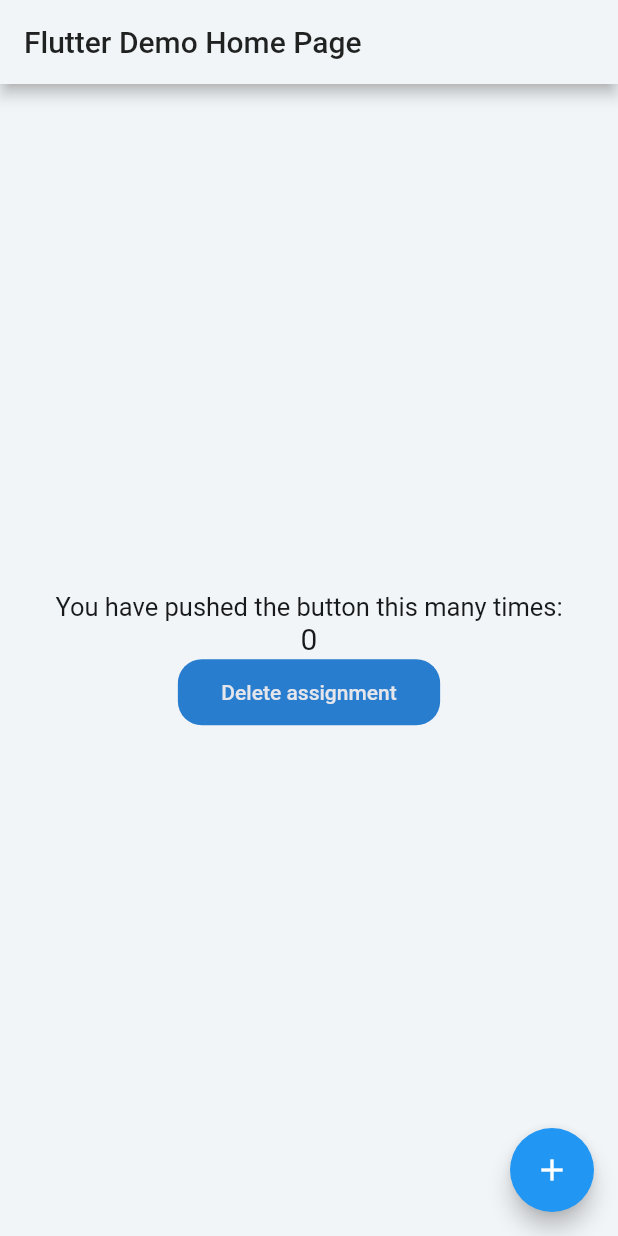
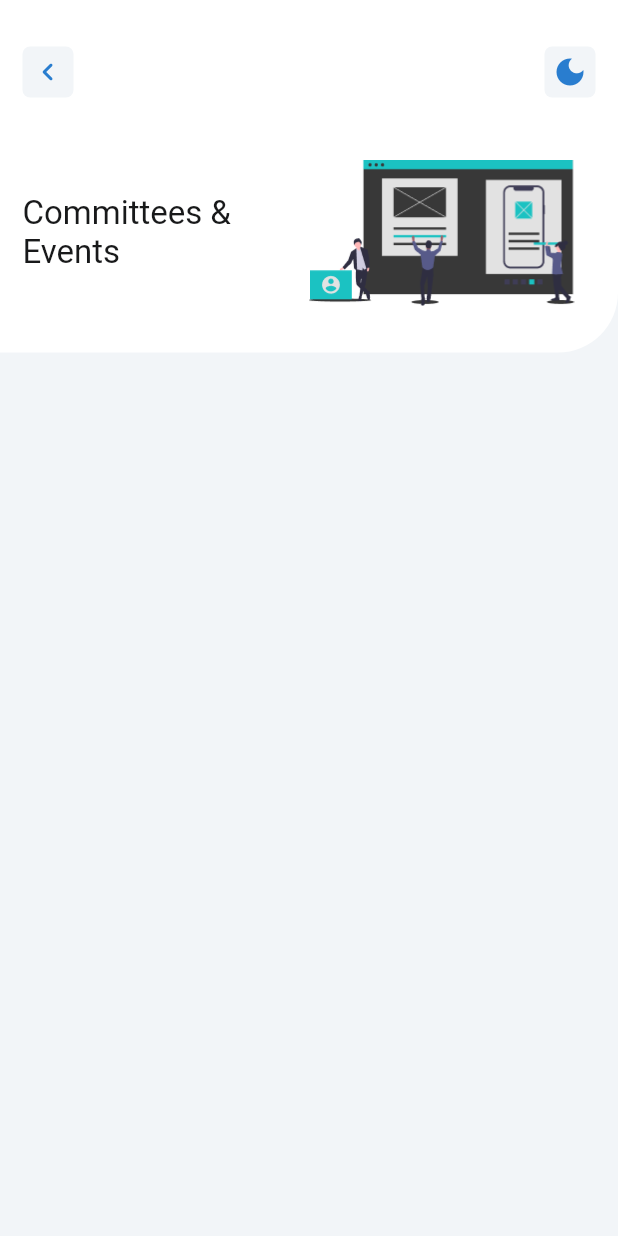
Before and after one commit to TSEC-MAD-Club/Mobile-App, a Flutter app: the screen it shows after launch, on a phone screen of 412 x 824 dp. Run offline on Flutter 3.47's test engine with Material 2 defaults, Android fonts, the phone set to English and light mode, and no system bars; Roboto replaces fonts that are missing (SF Pro Text).

Commit message:
feat: add app bar

```diff
--- a/lib/main.dart
+++ b/lib/main.dart
@@ -1,5 +1,6 @@
 import 'package:flutter/material.dart';
 
+import 'screens/committees_screen.dart';
 import 'utils/themes.dart';
 
 void main() {
@@ -16,58 +17,7 @@ class TSECApp extends StatelessWidget {
       themeMode: ThemeMode.light,
       theme: theme,
       darkTheme: darkTheme,
-      home: const MyHomePage(title: 'Flutter Demo Home Page'),
+      home: const CommittessScreen(),
     );
   }
 }
-
-class MyHomePage extends StatefulWidget {
-  const MyHomePage({Key? key, required this.title}) : super(key: key);
-
-  final String title;
-
-  @override
-  _MyHomePageState createState() => _MyHomePageState();
-}
-
-class _MyHomePageState extends State<MyHomePage> {
-  int _counter = 0;
-
-  void _incrementCounter() {
-    setState(() {
-      _counter++;
-    });
-  }
-
-  @override
-  Widget build(BuildContext context) {
-    return Scaffold(
-      appBar: AppBar(
-        title: Text(widget.title),
-      ),
-      body: Center(
-        child: Column(
-          mainAxisAlignment: MainAxisAlignment.center,
-          children: <Widget>[
-            const Text(
-              'You have pushed the button this many times:',
-            ),
-            Text(
-              '$_counter',
-              style: Theme.of(context).textTheme.headline4,
-            ),
-            TextButton(
-              onPressed: () {},
-              child: const Text("Delete assignment"),
-            ),
-          ],
-        ),
-      ),
-      floatingActionButton: FloatingActionButton(
-        onPressed: _incrementCounter,
-        tooltip: 'Increment',
-        child: const Icon(Icons.add),
-      ),
-    );
-  }
-}
--- /dev/null
+++ b/lib/screens/committees_screen.dart
@@ -0,0 +1,25 @@
+import 'package:flutter/material.dart';
+
+import '../widgets/custom_app_bar.dart';
+
+class CommittessScreen extends StatefulWidget {
+  const CommittessScreen({Key? key}) : super(key: key);
+
+  @override
+  _CommittessScreenState createState() => _CommittessScreenState();
+}
+
+class _CommittessScreenState extends State<CommittessScreen> {
+  @override
+  Widget build(BuildContext context) {
+    return Scaffold(
+      body: Column(
+        children: <Widget>[
+          const CustomAppBar(
+            title: "Committees & Events",
+          ),
+        ],
+      ),
+    );
+  }
+}
--- /dev/null
+++ b/lib/utils/image_assets.dart
@@ -0,0 +1,8 @@
+class ImageAssets {
+  ImageAssets._();
+
+  static const _root = "assets/images";
+
+  // Appbar images
+  static const committes = "$_root/app_bar/committes.png";
+}
--- /dev/null
+++ b/lib/widgets/custom_app_bar.dart
@@ -0,0 +1,89 @@
+import 'package:flutter/material.dart';
+
+import '../utils/image_assets.dart';
+import '../utils/themes.dart';
+
+class CustomAppBar extends StatelessWidget with PreferredSizeWidget {
+  const CustomAppBar({
+    Key? key,
+    required this.title,
+  }) : super(key: key);
+
+  final String title;
+
+  @override
+  Widget build(BuildContext context) {
+    return SafeArea(
+      child: Container(
+        height: 235,
+        decoration: const BoxDecoration(
+          color: Colors.white,
+          borderRadius: BorderRadius.only(bottomRight: Radius.circular(40)),
+        ),
+        child: Padding(
+          padding: const EdgeInsets.symmetric(horizontal: 15, vertical: 10),
+          child: Column(
+            mainAxisAlignment: MainAxisAlignment.spaceAround,
+            children: [
+              Row(
+                mainAxisAlignment: MainAxisAlignment.spaceBetween,
+                children: <Widget>[
+                  _buildNavigation(
+                    context,
+                    icon: const Icon(Icons.chevron_left_rounded),
+                    onPressed: () => Navigator.pop(context),
+                  ),
+                  _buildNavigation(
+                    context,
+                    icon: const Icon(Icons.dark_mode),
+                    onPressed: () {},
+                  ),
+                ],
+              ),
+              Row(
+                children: [
+                  Flexible(
+                    child: Text(
+                      title,
+                      style: Theme.of(context).textTheme.headline3,
+                    ),
+                  ),
+                  Flexible(
+                    child: Image.asset(
+                      ImageAssets.committes,
+                      width: 177,
+                    ),
+                  )
+                ],
+              ),
+            ],
+          ),
+        ),
+      ),
+    );
+  }
+
+  Widget _buildNavigation(
+    BuildContext context, {
+    required VoidCallback onPressed,
+    required Widget icon,
+  }) {
+    return GestureDetector(
+      onTap: onPressed,
+      child: Container(
+        padding: const EdgeInsets.all(5),
+        decoration: BoxDecoration(
+          color: Theme.of(context).scaffoldBackgroundColor,
+          borderRadius: BorderRadius.circular(5),
+        ),
+        child: IconTheme(
+          data: const IconThemeData(color: kLightModeLightBlue),
+          child: icon,
+        ),
+      ),
+    );
+  }
+
+  @override
+  Size get preferredSize => const Size.fromHeight(235);
+}
--- a/pubspec.yaml
+++ b/pubspec.yaml
@@ -43,9 +43,8 @@ flutter:
   # the material Icons class.
   uses-material-design: true
   # To add assets to your application, add an assets section, like this:
-  # assets:
-  #   - images/a_dot_burr.jpeg
-  #   - images/a_dot_ham.jpeg
+  assets:
+    - assets/images/app_bar/
   # An image asset can refer to one or more resolution-specific "variants", see
   # https://flutter.dev/assets-and-images/#resolution-aware.
   # For details regarding adding assets from package dependencies, see
```
Also changed, not shown: assets/images/app_bar/committes.png (added).
